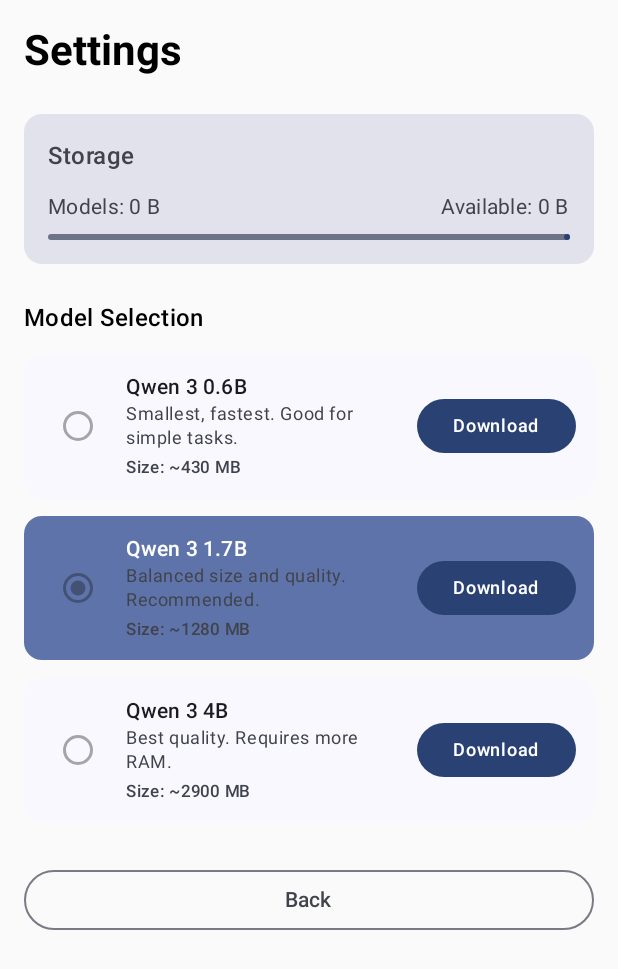
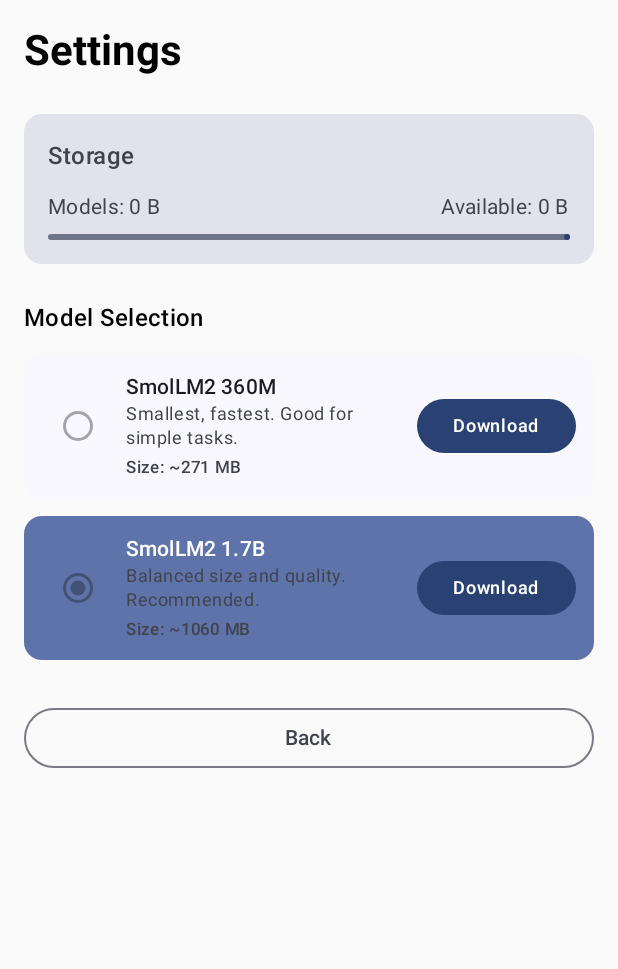
Before and after one commit to lelloman/simple-ai, an Android app built with Jetpack Compose: the screen it shows after launch (MainActivity), after a tap on "Settings", on a phone screen of 412 x 824 dp. Shown: the top 969 px of the screen. Run offline under Robolectric (Android 15) with nearby library versions, the phone set to English and light mode, and no system bars; 4 statements that could not run were skipped.

Commit message:
Fix icon safe zone and switch to SmolLM2 models
- Scale launcher foreground icon to 85% to fit within adaptive icon
  safe zone, preventing clipping on various launcher shapes
- Replace Qwen3 models with SmolLM2 (360M and 1.7B) due to native
  crashes in llamacpp-kotlin with Qwen3 architecture
- Fix model loading timeout - wait up to 30s for async load completion
  instead of fixed 100ms which caused false "stuck on Starting" state
- Add file descriptor verification before passing to native library

```diff
--- a/app/src/main/java/com/lelloman/simpleai/model/AvailableModels.kt
+++ b/app/src/main/java/com/lelloman/simpleai/model/AvailableModels.kt
@@ -10,32 +10,24 @@ data class AvailableModel(
 )
 
 object AvailableModels {
-    val DEFAULT_MODEL_ID = "qwen3-1.7b"
+    val DEFAULT_MODEL_ID = "smollm2-1.7b"
 
     val ALL = listOf(
         AvailableModel(
-            id = "qwen3-0.6b",
-            name = "Qwen 3 0.6B",
+            id = "smollm2-360m",
+            name = "SmolLM2 360M",
             description = "Smallest, fastest. Good for simple tasks.",
-            url = "https://huggingface.co/bartowski/Qwen_Qwen3-0.6B-GGUF/resolve/main/Qwen_Qwen3-0.6B-Q4_K_M.gguf",
-            fileName = "Qwen_Qwen3-0.6B-Q4_K_M.gguf",
-            sizeMb = 430
+            url = "https://huggingface.co/bartowski/SmolLM2-360M-Instruct-GGUF/resolve/main/SmolLM2-360M-Instruct-Q4_K_M.gguf",
+            fileName = "SmolLM2-360M-Instruct-Q4_K_M.gguf",
+            sizeMb = 271
         ),
         AvailableModel(
-            id = "qwen3-1.7b",
-            name = "Qwen 3 1.7B",
+            id = "smollm2-1.7b",
+            name = "SmolLM2 1.7B",
             description = "Balanced size and quality. Recommended.",
-            url = "https://huggingface.co/bartowski/Qwen_Qwen3-1.7B-GGUF/resolve/main/Qwen_Qwen3-1.7B-Q4_K_M.gguf",
-            fileName = "Qwen_Qwen3-1.7B-Q4_K_M.gguf",
-            sizeMb = 1280
-        ),
-        AvailableModel(
-            id = "qwen3-4b",
-            name = "Qwen 3 4B",
-            description = "Best quality. Requires more RAM.",
-            url = "https://huggingface.co/bartowski/Qwen_Qwen3-4B-GGUF/resolve/main/Qwen_Qwen3-4B-Q4_K_M.gguf",
-            fileName = "Qwen_Qwen3-4B-Q4_K_M.gguf",
-            sizeMb = 2900
+            url = "https://huggingface.co/bartowski/SmolLM2-1.7B-Instruct-GGUF/resolve/main/SmolLM2-1.7B-Instruct-Q4_K_M.gguf",
+            fileName = "SmolLM2-1.7B-Instruct-Q4_K_M.gguf",
+            sizeMb = 1060
         )
     )
 
```
Also changed, not shown: app/src/main/java/com/lelloman/simpleai/download/ModelDownloadManager.kt (+4 -4 lines), app/src/main/java/com/lelloman/simpleai/llm/LLMEngine.kt (+21 -14 lines), app/src/main/res/drawable/ic_launcher_foreground.xml (+8 -0 lines), 1 other file.
